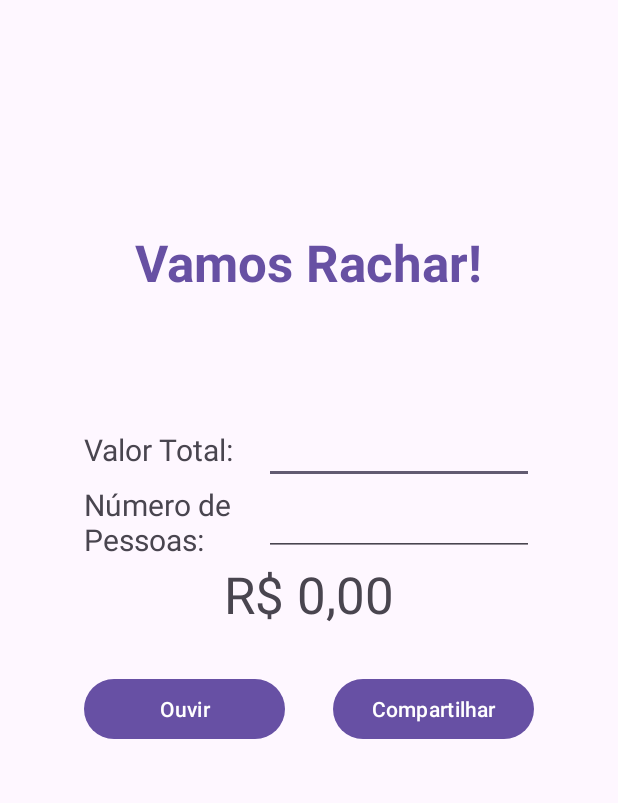
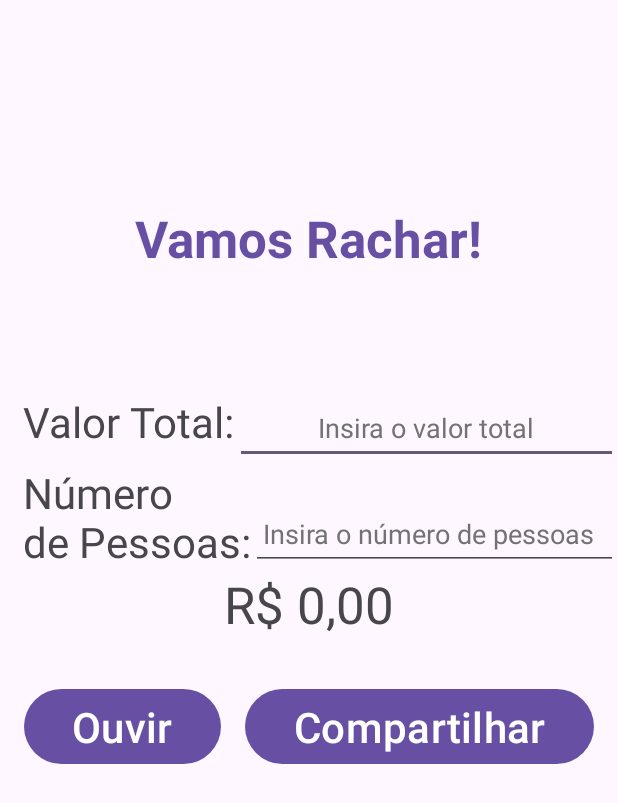
Before and after one commit to jeanmartins/VamosRacharKotlin, an Android app: the screen it shows after launch (MainActivity), on a phone screen of 412 x 824 dp. Shown: the top 803 px of the screen. Run offline under Robolectric (Android 15) with nearby library versions, the light colour scheme and no system bars.

Commit message:
added accessibility

```diff
--- a/vamosrachar/app/src/main/res/layout/activity_main.xml
+++ b/vamosrachar/app/src/main/res/layout/activity_main.xml
@@ -27,18 +27,24 @@
             android:layout_width="match_parent"
             android:layout_height="wrap_content"
             android:orientation="horizontal"
-            android:gravity="center">
+    >
 
             <TextView
-                android:layout_width="120dp"
+                android:layout_width="wrap_content"
+                android:gravity="left"
+                android:layout_marginLeft="15sp"
                 android:layout_height="wrap_content"
                 android:text="Valor Total:"
-                android:textSize="20sp" />
+                android:textSize="28sp" />
 
             <EditText
                 android:id="@+id/totalValueEditText"
-                android:layout_width="180dp"
+                android:layout_width="match_parent"
+                android:gravity="center"
                 android:layout_height="wrap_content"
+                android:hint="Insira o valor total"
+                android:minHeight="48dp"
+                android:textColorHint="#737173"
                 android:inputType="numberDecimal" />
 
         </LinearLayout>
@@ -47,19 +53,29 @@
             android:layout_width="match_parent"
             android:layout_height="wrap_content"
             android:orientation="horizontal"
-            android:gravity="center">
+            >
 
             <TextView
-                android:layout_width="120dp"
+                android:layout_width="wrap_content"
                 android:layout_height="wrap_content"
-                android:text="Número de Pessoas:"
-                android:textSize="20sp" />
+                android:text="Número\nde Pessoas:"
+                android:gravity="left"
+                android:layout_marginLeft="15sp"
+                android:textSize="28sp"
+
+                />
 
             <EditText
                 android:id="@+id/numberOfPeopleEditText"
-                android:layout_width="180dp"
+                android:layout_width="match_parent"
                 android:layout_height="wrap_content"
-                android:inputType="number" />
+                android:minHeight="48dp"
+                android:hint="Insira o número de pessoas"
+                android:textColorHint="#737173"
+                android:padding="8dp"
+                android:inputType="number"
+                android:layout_gravity="bottom"
+                />
 
         </LinearLayout>
 
@@ -74,25 +90,29 @@
                 android:visibility="visible" />
 
         <LinearLayout
-            android:layout_width="300dp"
+            android:layout_width="match_parent"
             android:layout_height="wrap_content"
             android:layout_marginTop="30dp"
-            android:orientation="horizontal">
+            android:orientation="horizontal"
+            android:layout_marginStart="16dp"
+            android:layout_marginEnd="16dp">
 
             <Button
                 android:id="@+id/calculateButton"
-                android:layout_width="0dp"
+                android:layout_width="wrap_content"
                 android:layout_height="wrap_content"
-                android:layout_marginEnd="16dp"
+                android:textSize="28sp"
                 android:layout_weight="1"
                 android:text="Ouvir" />
 
             <Button
                 android:id="@+id/shareButton"
-                android:layout_width="0dp"
+                android:layout_width="wrap_content"
                 android:layout_height="wrap_content"
                 android:layout_marginStart="16dp"
+                android:layout_gravity="right"
                 android:layout_weight="1"
+                android:textSize="28sp"
                 android:text="Compartilhar"
                  />
 
```
